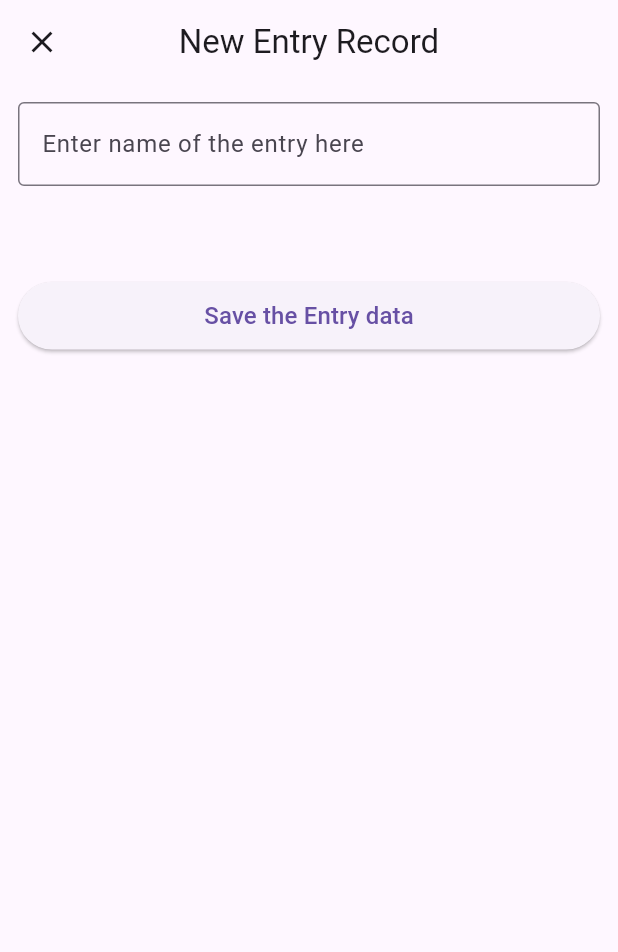
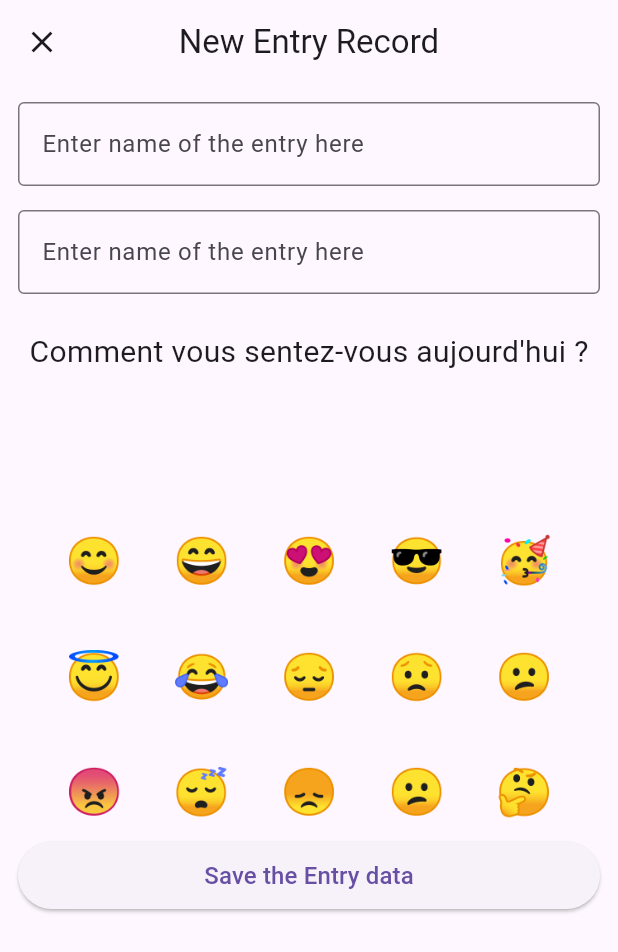
Before and after one commit to hauretax/42final, a Flutter app: the screen it shows after launch, after a tap on the "add" icon, on a phone screen of 412 x 824 dp. Shown: the top 952 px of the screen. Run offline on Flutter 3.47's test engine with Material 3 defaults, Android fonts, the phone set to English and light mode, and no system bars; our stand-ins replace fl_chart, flutter_dotenv, geocoding, geolocator, permission_handler, sqflite; missing offline and left inert: auth0_flutter; accounts and stored records are empty.

Commit message:
idk why sqllite bug

```diff
--- a/mobileModule04/diaryapp/lib/common_widgets/dog_builder.dart
+++ b/mobileModule04/diaryapp/lib/common_widgets/entry_builder.dart
@@ -18,19 +18,21 @@ class EntryBuilder extends StatelessWidget {
       future: future,
       builder: (context, snapshot) {
         if (snapshot.connectionState == ConnectionState.waiting) {
-          return Center(
+          return const Center(
             child: CircularProgressIndicator(),
           );
         }
         return Padding(
           padding: const EdgeInsets.symmetric(horizontal: 8.0),
-          child: ListView.builder(
-            itemCount: snapshot.data!.length,
-            itemBuilder: (context, index) {
-              final entry = snapshot.data![index];
-              return _buildEntryCard(entry, context);
-            },
-          ),
+          child: snapshot.data != null
+              ? ListView.builder(
+                  itemCount: snapshot.data!.length,
+                  itemBuilder: (context, index) {
+                    final entry = snapshot.data![index];
+                    return _buildEntryCard(entry, context);
+                  },
+                )
+              : const Text('Ajouter de nouvelle entrez'),
         );
       },
     );
--- /dev/null
+++ b/mobileModule04/diaryapp/lib/common_widgets/smiley_selector.dart
@@ -0,0 +1,81 @@
+import 'package:flutter/material.dart';
+
+List<String> dailyFeelings = [
+  '😊', // Joie
+  '😄', // Bonne humeur
+  '😍', // Amour
+  '😎', // Confiance
+  '🥳', // Excitation
+  '😇', // Satisfaction
+  '😂', // Amusement
+  '😔', // Tristesse
+  '😟', // Inquiétude
+  '😕', // Confusion
+  '😠', // Colère
+  '😴', // Fatigue
+  '😞', // Déception
+  '😕', // Perplexité
+  '🤔', // Réflexion
+];
+
+class SmileySelector extends StatefulWidget {
+  final Function(String) onSmileySelected;
+
+  const SmileySelector({super.key, required this.onSmileySelected});
+
+  @override
+  // ignore: library_private_types_in_public_api
+  _SmileySelectorState createState() => _SmileySelectorState();
+}
+
+class _SmileySelectorState extends State<SmileySelector> {
+  String selectedSmiley = '';
+
+  @override
+  Widget build(BuildContext context) {
+    return Column(
+      mainAxisSize: MainAxisSize.min,
+      children: <Widget>[
+        const Text(
+          'Comment vous sentez-vous aujourd\'hui ?',
+          style: TextStyle(fontSize: 20),
+        ),
+        Text(
+          selectedSmiley,
+          style: const TextStyle(fontSize: 50),
+        ),
+        const SizedBox(height: 20),
+        Wrap(
+          spacing: 10,
+          runSpacing: 10,
+          children: dailyFeelings.map((feeling) {
+            return GestureDetector(
+              onTap: () {
+                setState(() {
+                  selectedSmiley = feeling;
+                });
+                widget.onSmileySelected(selectedSmiley);
+              },
+              child: Container(
+                padding: const EdgeInsets.all(10),
+                decoration: BoxDecoration(
+                  shape: BoxShape.circle,
+                  border: Border.all(
+                    color: feeling == selectedSmiley
+                        ? Colors.blue
+                        : Colors.transparent,
+                    width: 2,
+                  ),
+                ),
+                child: Text(
+                  feeling,
+                  style: const TextStyle(fontSize: 30),
+                ),
+              ),
+            );
+          }).toList(),
+        ),
+      ],
+    );
+  }
+}
--- a/mobileModule04/diaryapp/lib/models/entry.dart
+++ b/mobileModule04/diaryapp/lib/models/entry.dart
@@ -1,6 +1,4 @@
 import 'dart:convert';
-
-import 'package:flutter/widgets.dart';
 
 class Entry {
   final int? id;
@@ -26,7 +24,7 @@ class Entry {
       'icon': icon,
       'text': text,
       'title': title,
-      'date': date,
+      'date': date.toString(),
     };
   }
 
--- a/mobileModule04/diaryapp/lib/pages/entry_form_page.dart
+++ b/mobileModule04/diaryapp/lib/pages/entry_form_page.dart
@@ -1,17 +1,20 @@
+import 'package:diaryapp/common_widgets/smiley_selector.dart';
 import 'package:diaryapp/models/entry.dart';
 import 'package:diaryapp/services/database_service.dart';
 import 'package:flutter/material.dart';
 
 class EntryFormPage extends StatefulWidget {
-  const EntryFormPage({Key? key, this.entry}) : super(key: key);
+  const EntryFormPage({super.key, this.entry});
   final Entry? entry;
 
   @override
+  // ignore: library_private_types_in_public_api
   _EntryFormPageState createState() => _EntryFormPageState();
 }
 
 class _EntryFormPageState extends State<EntryFormPage> {
-  final TextEditingController _nameController = TextEditingController();
+  final TextEditingController _textController = TextEditingController();
+  final TextEditingController _titleController = TextEditingController();
 
   final DatabaseService _databaseService = DatabaseService();
 
@@ -19,12 +22,14 @@ class _EntryFormPageState extends State<EntryFormPage> {
   void initState() {
     super.initState();
     if (widget.entry != null) {
-      _nameController.text = widget.entry!.title;
+      _titleController.text = widget.entry!.title;
+      _textController.text = widget.entry!.text;
     }
   }
 
   Future<void> _onSave() async {
-    final name = _nameController.text;
+    final text = _textController.text;
+    final title = _titleController.text;
 
     // Add save code here
     widget.entry == null
@@ -33,8 +38,8 @@ class _EntryFormPageState extends State<EntryFormPage> {
               date: DateTime.now(),
               usermail: 'tochqnge',
               icon: 'tochqnge',
-              text: 'tochqnge',
-              title: 'tochqnge',
+              text: text,
+              title: title,
             ),
           )
         : await _databaseService.updateEntry(
@@ -43,8 +48,8 @@ class _EntryFormPageState extends State<EntryFormPage> {
               date: DateTime.now(),
               usermail: 'tochqnge',
               icon: 'tochqnge',
-              text: 'tochqnge',
-              title: 'tochqnge',
+              text: text,
+              title: title,
             ),
           );
 
@@ -64,24 +69,33 @@ class _EntryFormPageState extends State<EntryFormPage> {
           crossAxisAlignment: CrossAxisAlignment.stretch,
           children: [
             TextField(
-              controller: _nameController,
-              decoration: InputDecoration(
+              controller: _titleController,
+              decoration: const InputDecoration(
                 border: OutlineInputBorder(),
                 hintText: 'Enter name of the entry here',
               ),
             ),
-            SizedBox(height: 16.0),
-            // Age Slider
-
-            SizedBox(height: 24.0),
-            // Breed Selector
-
-            SizedBox(height: 24.0),
+            const SizedBox(height: 16.0),
+            TextField(
+              controller: _textController,
+              decoration: const InputDecoration(
+                border: OutlineInputBorder(),
+                hintText: 'Enter name of the entry here',
+              ),
+            ),
+            const SizedBox(height: 24.0),
+            SmileySelector(
+              onSmileySelected: (smiley) {
+                // Callback pour recevoir le smiley sélectionné
+                print('Smiley sélectionné : $smiley');
+                // Vous pouvez faire d'autres actions avec le smiley ici
+              },
+            ),
             SizedBox(
               height: 45.0,
               child: ElevatedButton(
                 onPressed: _onSave,
-                child: Text(
+                child: const Text(
                   'Save the Entry data',
                   style: TextStyle(
                     fontSize: 16.0,
--- a/mobileModule04/diaryapp/lib/pages/home_page.dart
+++ b/mobileModule04/diaryapp/lib/pages/home_page.dart
@@ -1,4 +1,4 @@
-import 'package:diaryapp/common_widgets/dog_builder.dart';
+import 'package:diaryapp/common_widgets/entry_builder.dart';
 import 'package:diaryapp/models/entry.dart';
 import 'package:diaryapp/pages/entry_form_page.dart';
 import 'package:diaryapp/services/database_service.dart';
--- a/mobileModule04/diaryapp/lib/services/database_service.dart
+++ b/mobileModule04/diaryapp/lib/services/database_service.dart
@@ -22,14 +22,20 @@ class DatabaseService {
     return await openDatabase(
       path,
       onCreate: _onCreate,
-      version: 1,
+      version: 3,
       onConfigure: (db) async => await db.execute('PRAGMA foreign_keys = ON'),
     );
   }
 
   Future<void> _onCreate(Database db, int version) async {
     await db.execute(
-      'CREATE TABLE entrys(id INTEGER PRIMARY KEY, name TEXT)',
+      '''CREATE TABLE entrys(
+      id INTEGER PRIMARY KEY AUTOINCREMENT,
+      usermail TEXT,
+      icon TEXT,
+      text TEXT,
+      title TEXT,
+      date TEXT)''',
     );
   }
 
```
